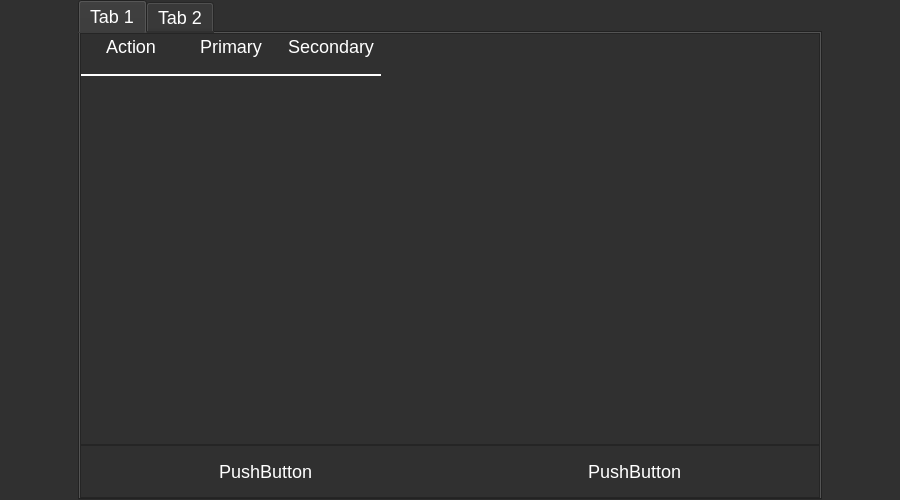
This is mainwindow.ui in PyFlat-Studios-JR/Plant-The-Bomb as Qt 5 draws it before an edit. The edited form follows.
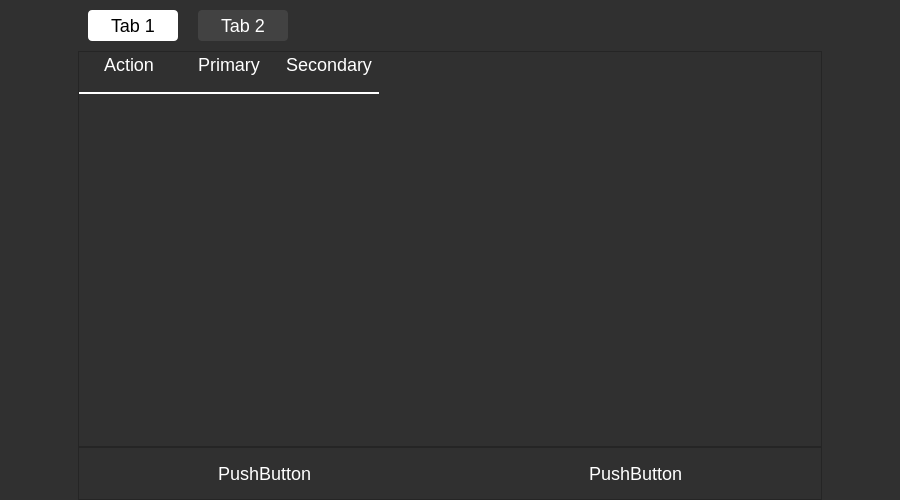
This is the edited form. Icons and pictures are not drawn. Custom widgets are drawn as their Qt base class.

Patch:
```diff
--- a/mainwindow.ui
+++ b/mainwindow.ui
@@ -101,13 +101,31 @@
 	padding: 4px;
 }
 
+QTreeView::item{
+    padding: 10px;
+}
+
+QTreeView::branch:has-children:!has-siblings:closed,
+QTreeView::branch:closed:has-children:has-siblings {
+        border-image: none;
+        image: url(src/gui/images/chevron-right.png);
+        icon-size: 50px;
+}
+
+QTreeView::branch:open:has-children:!has-siblings,
+QTreeView::branch:open:has-children:has-siblings  {
+        border-image: none;
+        image: url(src/gui/images/chevron-down.png);
+}
+
+
 QHeaderView::section{
     background: #303030;
     border: 0;
     padding-bottom: 15px;
     border-bottom: 2px solid white;
 }
-QTableView, QTableView::item{
+QTableView, QTableView::item, QTreeView, QTreeView::item{
     border: 0;
 }
 QPushButton#quit_button, QPushButton#pause_button{
@@ -139,12 +157,54 @@
     background: #313131;
 }
 
-QTableWidget QScrollBar{
+QTableWidget QScrollBar, QTreeView QScrollBar{
     width: 20px;
     margin-top: 60px;
     margin-left: 10px;
     border: 0;
     padding: 0;
+}
+QTabWidget::tab-bar {
+    alignment: center;
+}
+
+QTabBar::tab {
+    background: #424242;
+    color: white;
+    border: 0;
+    border-radius: 4px;
+    padding: 5px;
+    min-width: 80px;
+    margin: 10px;
+}
+
+QTabBar::tab:hover {
+    background: gray;
+}
+
+QTabBar::tab:selected {
+    background: white;
+    color: black;
+    border: 0;
+}
+
+QTabWidget::pane {
+    border: 0;
+}
+QTableWidget::item:selected {
+    background-color: #424242;
+    color: white;
+    border: 0;
+}
+
+QMessageBox QPushButton {
+    background: #212121;
+    padding: 3px 8px;
+    border-radius: 4px;
+}
+
+QMessageBox QLabel{
+    qproperty-alignment: 'AlignCenter';
 }</string>
   </property>
   <widget class="QWidget" name="centralwidget">
```
